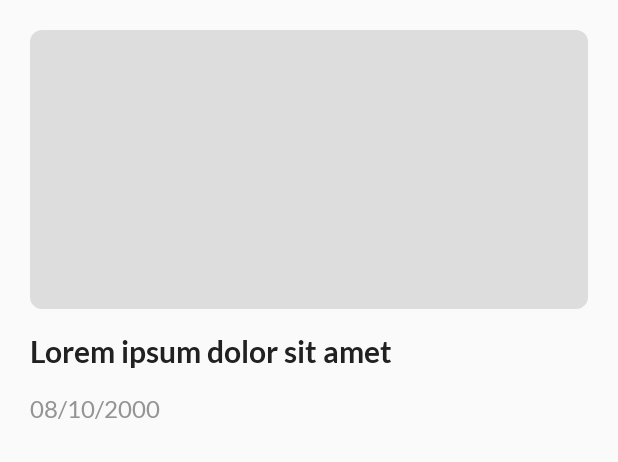
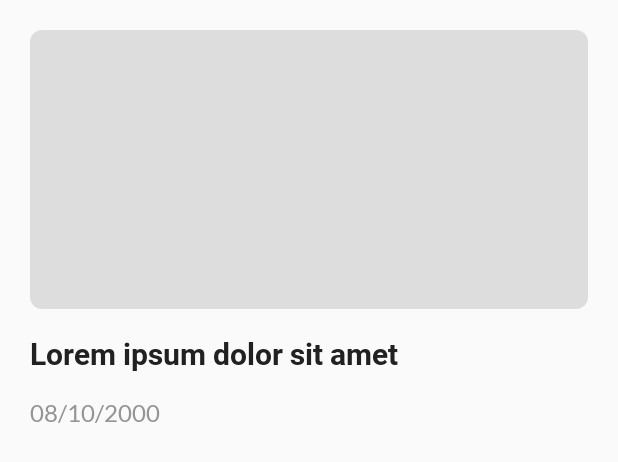
Before and after one commit to zachtrong/Loisusong, an Android app: the layout item_post.xml on its own in the app's theme, with its tools: preview values and no code run, on a phone screen of 412 x 824 dp. Shown: the top 462 px of the screen. Run offline under Robolectric (Android 15) with nearby library versions, the phone set to English and light mode, and no system bars.

Commit message:
fix font display

```diff
--- a/app/src/main/java/net/loisusong/loisusong/activity/PostLoisusongActivity.java
+++ b/app/src/main/java/net/loisusong/loisusong/activity/PostLoisusongActivity.java
@@ -21,6 +21,7 @@ import android.widget.TextView;
 import com.squareup.picasso.Picasso;
 
 import net.loisusong.loisusong.R;
+import net.loisusong.loisusong.service.utils.LogUtils;
 import net.loisusong.loisusong.service.wrapper.PostIntentWrapper;
 
 import butterknife.BindView;
@@ -38,7 +39,6 @@ public class PostLoisusongActivity extends AppCompatActivity {
 	@BindView(R.id.wv_post_loisusong)
 	WebView webView;
 
-	private WebSettings webSettings;
 	private String title, date, img, content;
 
 	@Override
@@ -112,7 +112,7 @@ public class PostLoisusongActivity extends AppCompatActivity {
 	}
 
 	private void setUpWebView() {
-		webSettings = webView.getSettings();
+		WebSettings webSettings = webView.getSettings();
 		webSettings.setDefaultTextEncodingName("utf-8");
 		webSettings.setAppCacheEnabled(false);
 		webSettings.setCacheMode(WebSettings.LOAD_NO_CACHE);
--- a/app/src/main/res/layout/activity_post_loisusong.xml
+++ b/app/src/main/res/layout/activity_post_loisusong.xml
@@ -47,7 +47,7 @@
             <TextView
                 android:textColor="@color/textColorDark"
                 android:textSize="20sp"
-                android:fontFamily="@font/lato_bold"
+                android:fontFamily="@font/roboto_bold"
                 android:id="@+id/tv_title"
                 android:layout_marginTop="@dimen/webpost_space"
                 android:layout_marginStart="@dimen/webpost_space"
@@ -57,7 +57,7 @@
 
             <TextView
                 android:id="@+id/tv_date"
-                android:textSize="16dp"
+                android:textSize="16sp"
                 android:textColor="@color/date"
                 android:fontFamily="@font/lato_regular"
                 android:layout_marginTop="@dimen/webpost_space"
@@ -75,7 +75,7 @@
             <WebView
                 android:id="@+id/wv_post_loisusong"
                 android:layout_width="match_parent"
-                android:layout_height="wrap_content"
+                android:layout_height="match_parent"
                 android:paddingTop="@dimen/post_margin"/>
         </LinearLayout>
     </androidx.core.widget.NestedScrollView>
--- a/app/src/main/res/layout/item_post.xml
+++ b/app/src/main/res/layout/item_post.xml
@@ -39,7 +39,7 @@
         android:layout_gravity="start"
         android:maxLines="3"
         android:ellipsize="end"
-        android:fontFamily="@font/lato_bold"
+        android:fontFamily="@font/roboto_bold"
         android:text="Lorem ipsum dolor sit amet"
         android:layout_marginTop="@dimen/post_space"
         app:layout_constraintTop_toBottomOf="@id/cv_item"
```
